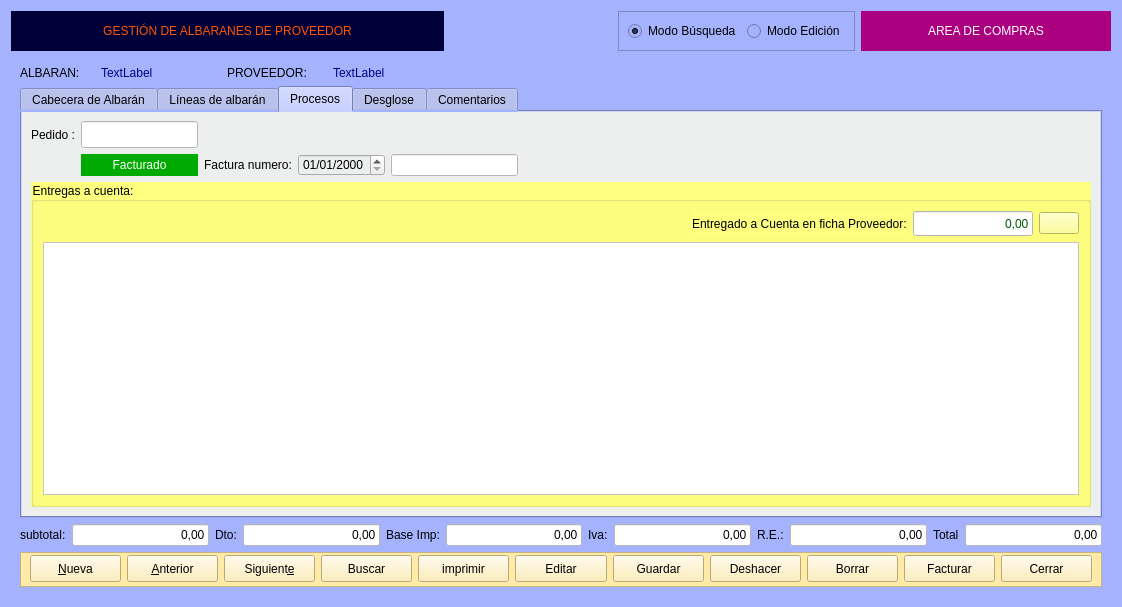
Before: the Qt Designer form Zona_Compras/frmalbaranproveedor.ui in arcnexus/RedFoX, drawn with Qt 5.
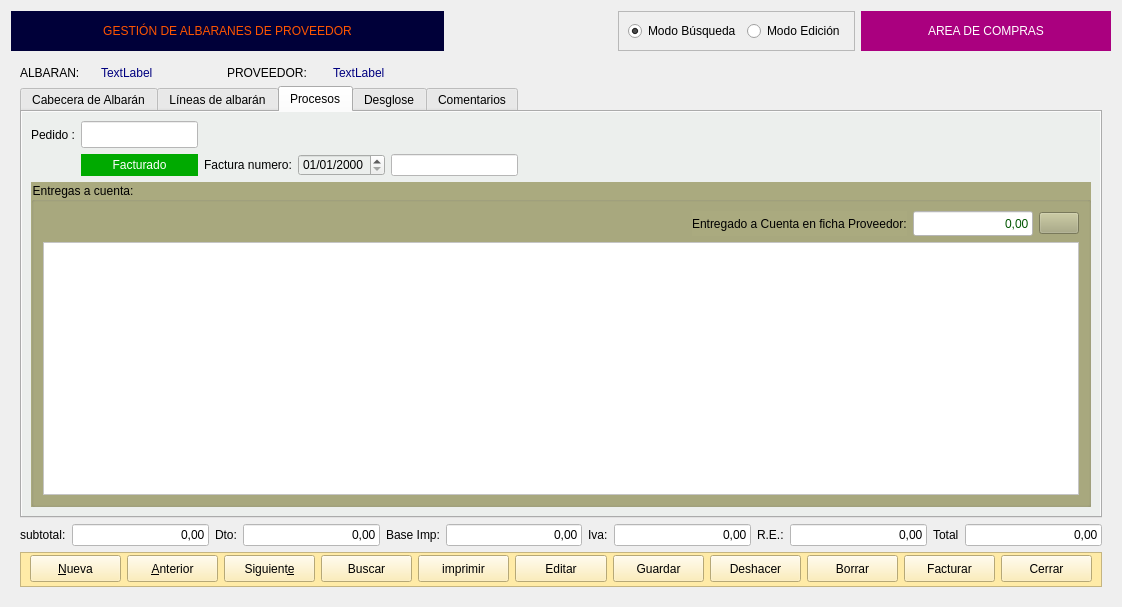
After: the same form once the commit is applied. The open tabs and pages were chosen to show the change. Icons and pictures are not drawn.

Patch:
```diff
--- a/Zona_Compras/frmalbaranproveedor.ui
+++ b/Zona_Compras/frmalbaranproveedor.ui
@@ -23,9 +23,6 @@
    <iconset>
     <normaloff>:/Icons/PNG/Maya.png</normaloff>:/Icons/PNG/Maya.png</iconset>
   </property>
-  <property name="styleSheet">
-   <string notr="true">background-color: rgb(165, 179, 255);</string>
-  </property>
   <layout class="QGridLayout" name="gridLayout_4">
    <item row="1" column="0" colspan="4">
     <widget class="QStackedWidget" name="stackedWidget">
@@ -638,7 +635,7 @@
            <item row="2" column="0" colspan="6">
             <widget class="QGroupBox" name="groupBox_3">
              <property name="styleSheet">
-              <string notr="true">background-color: rgb(255, 255, 127);</string>
+              <string notr="true">background-color: rgb(170, 170, 127);</string>
              </property>
              <property name="title">
               <string>Entregas a cuenta:</string>
```
Left out of the diff: 2 changed lines with no effect on the pictures.
